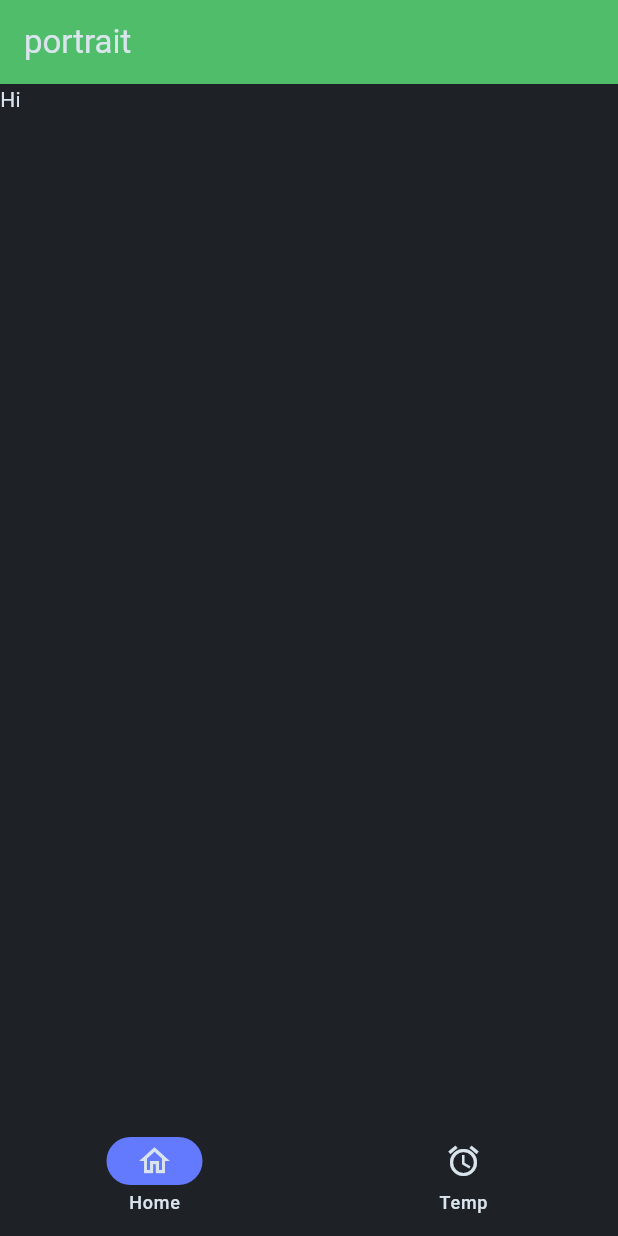
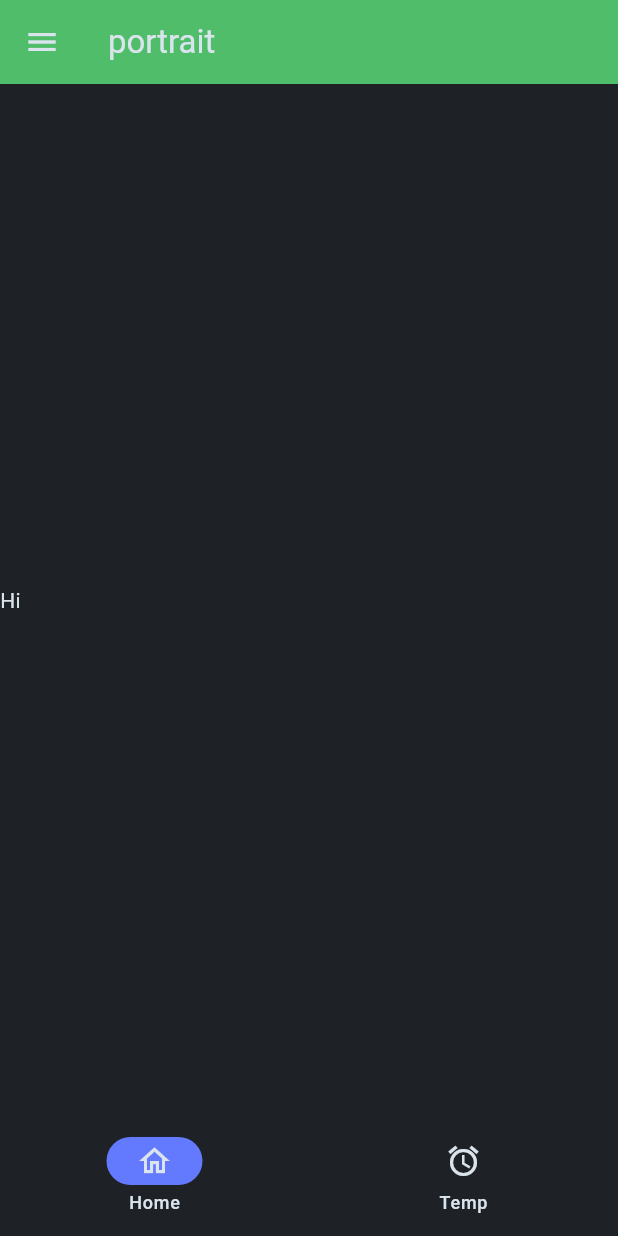
Before and after one commit to aesmtk-app/aesapp, a Flutter app: the screen it shows after launch, on a phone screen of 412 x 824 dp. Run offline on Flutter 3.47's test engine with Material 2 defaults, Android fonts, the phone set to English and light mode, and no system bars; our stand-ins replace hexcolor.

Commit message:
add icons

```diff
--- a/lib/main.dart
+++ b/lib/main.dart
@@ -3,11 +3,11 @@ import 'package:aesapp/ui/homepage.dart';
 import 'package:flutter/material.dart';
 
 void main() {
-  runApp(const MyApp());
+  runApp(const AESApp());
 }
 
-class MyApp extends StatelessWidget {
-  const MyApp({super.key});
+class AESApp extends StatelessWidget {
+  const AESApp({super.key});
 
   // This widget is the root of your application.
   @override
--- a/lib/ui/homepage.dart
+++ b/lib/ui/homepage.dart
@@ -1,11 +1,13 @@
 import 'package:flutter/material.dart';
 
 class Page{
-  Page({required this.label, required this.icon, required this.selectedIcon, required this.showWhenPortrait, required this.content});
+  Page({required this.index, required this.label, required this.icon, required this.selectedIcon, required this.showWhenPortrait, required this.showWhenLandscape, required this.content});
   String label;
+  int index;
   Icon icon;
   Icon selectedIcon;
   bool showWhenPortrait;
+  bool showWhenLandscape;
   Widget content;
 }
 
@@ -18,34 +20,88 @@ class PageSelector extends StatefulWidget {
 
 class _PageSelectorState extends State<PageSelector> {
   List<Page> pages = [
-    Page(label: "Home", icon: const Icon(Icons.home), selectedIcon: const Icon(Icons.home_outlined), showWhenPortrait: true, content: Text("Hi")),
-    Page(label: "Temp", icon: const Icon(Icons.alarm), selectedIcon: const Icon(Icons.alarm_outlined), showWhenPortrait: true, content: Text("temp"))
+    Page(index: 0, label: "Home", icon: const Icon(Icons.home), selectedIcon: const Icon(Icons.home_outlined), showWhenPortrait: true, content: Text("Hi"), showWhenLandscape: true),
+    Page(index: 1, label: "Temp", icon: const Icon(Icons.alarm), selectedIcon: const Icon(Icons.alarm_outlined), showWhenPortrait: true, content: Text("temp"), showWhenLandscape: true)
   ];
   int _selectedPageIndex = 0;
+  bool isPortrait = true;
 
   void _changePage(int changeTo){
     setState(() {
       _selectedPageIndex = changeTo;
     });
   }
+
+  Widget get menuButton => Builder(
+    builder: (BuildContext context) {
+      return IconButton(
+        icon: const Icon(Icons.menu),
+        onPressed: () {
+          Scaffold.of(context).openDrawer();
+        },
+        tooltip: MaterialLocalizations.of(context).openAppDrawerTooltip,
+
+      );
+    },
+  );
+
+  AppBar get appBar => AppBar(
+    title: Text(MediaQuery.of(context).orientation.name),
+    backgroundColor: Theme.of(context).colorScheme.tertiary,
+    leading: isPortrait?menuButton:Container()
+  );
+
+  NavigationBar get bottomNavigationBar => NavigationBar(
+    destinations: pages.where((element) => element.showWhenPortrait).map((e) => NavigationDestination(
+      icon: e.icon,
+      label: e.label,
+      selectedIcon: e.selectedIcon,
+    )).toList(),
+    onDestinationSelected: _changePage,
+    selectedIndex: _selectedPageIndex,
+  );
+
+  NavigationRail get navigationRail => NavigationRail(
+      destinations: pages.where((element) => element.showWhenLandscape).map((e) => NavigationRailDestination(
+        icon: e.icon,
+        label: Text(e.label)
+      )).toList(),
+      onDestinationSelected: _changePage,
+      selectedIndex: _selectedPageIndex,
+      labelType: NavigationRailLabelType.all,
+      leading: menuButton,
+  );
+
+  NavigationDrawer get navigationDrawer => NavigationDrawer(
+      children: [
+        ...pages.map((e) => ListTile(
+          leading: e.icon,
+          title: Text(e.label),
+          onTap: (){
+            Navigator.pop(context);
+            setState(() {
+              _selectedPageIndex=e.index;
+            });
+          },
+        ))
+      ]
+  );
+
   @override
   Widget build(BuildContext context) {
-    bool isPortrait = MediaQuery.of(context).orientation == Orientation.portrait;
+    isPortrait = MediaQuery.of(context).orientation == Orientation.portrait;
     return Scaffold(
-      appBar: AppBar(
-        title: Text(MediaQuery.of(context).orientation.name),
-        backgroundColor: Theme.of(context).colorScheme.tertiary,
+      appBar: isPortrait?appBar:null,
+      bottomNavigationBar: isPortrait? bottomNavigationBar:null,
+      drawer: navigationDrawer,
+      body: SafeArea(
+          child: Row(
+            children: [
+              isPortrait?Container():navigationRail,
+              pages[_selectedPageIndex].content,
+            ],
+          )
       ),
-      bottomNavigationBar: isPortrait? NavigationBar(
-        destinations: pages.where((element) => element.showWhenPortrait).map((e) => NavigationDestination(
-          icon: e.icon,
-          label: e.label,
-          selectedIcon: e.selectedIcon,
-        )).toList(),
-        onDestinationSelected: _changePage,
-        selectedIndex: _selectedPageIndex,
-      ):null,
-      body: pages[_selectedPageIndex].content,
     );
   }
 }
```
Also changed, not shown: pubspec.yaml (+26 -31 lines), assets/icons/androidtv/tv_banner.png (added), snap/gui/app_icon.png (added), 85 other files.
